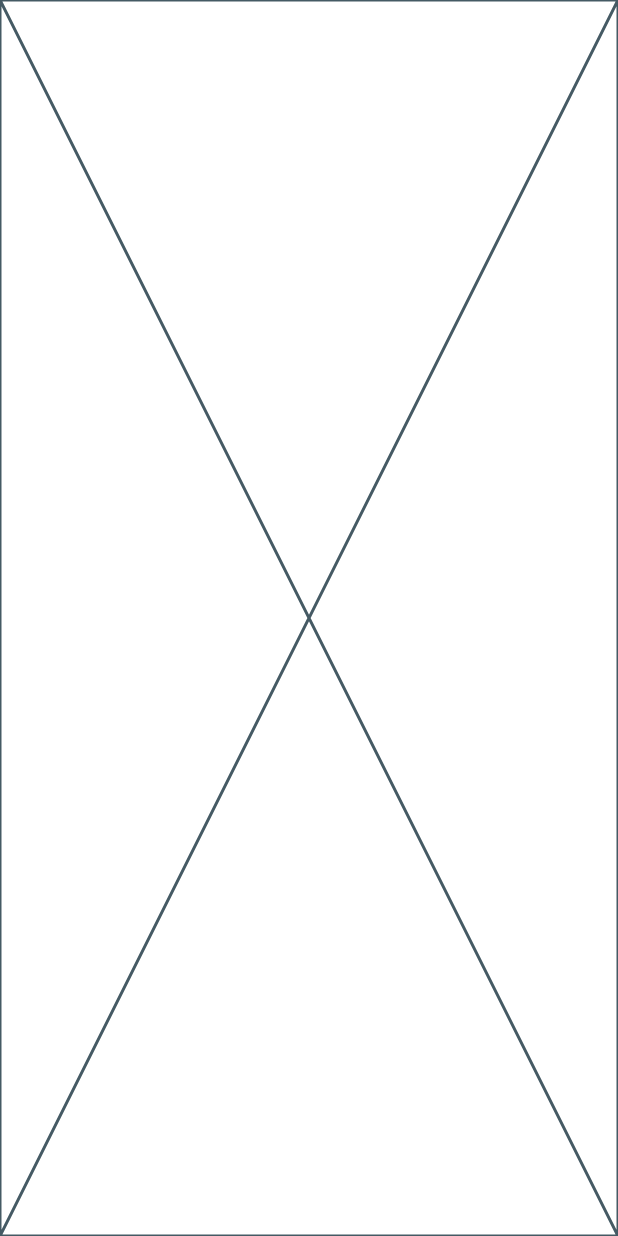
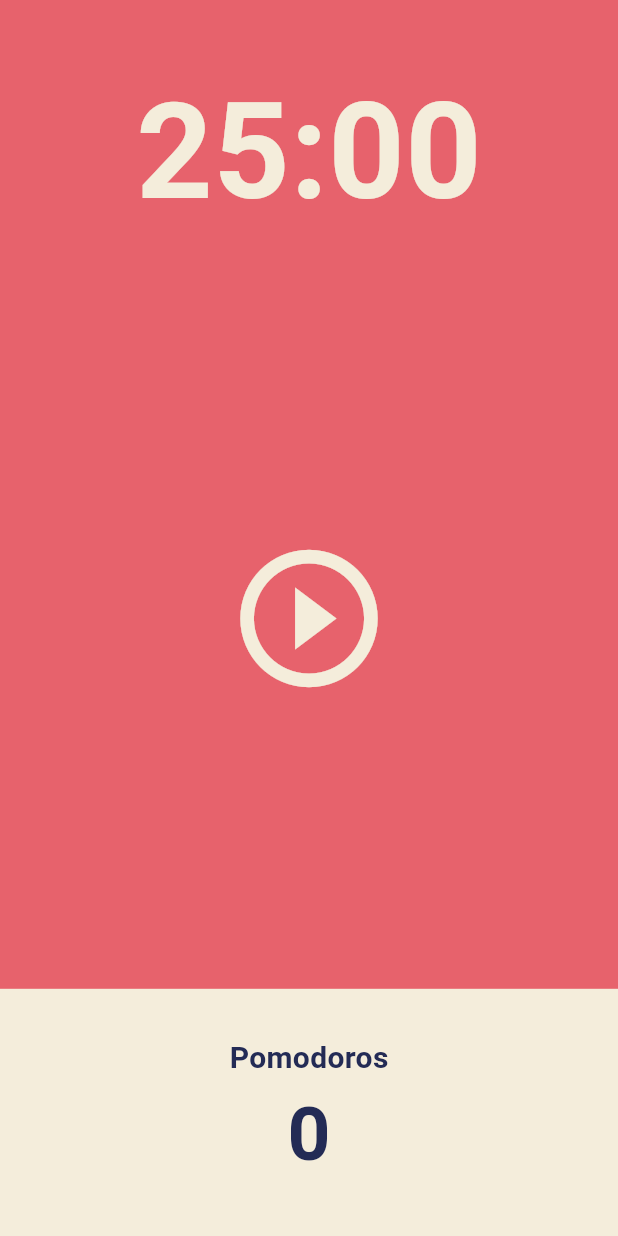
Before and after one commit to kiraki3/flutter-workspace, a Flutter app: the screen it shows after launch, on a phone screen of 412 x 824 dp. Run offline on Flutter 3.47's test engine with Material 3 defaults, Android fonts, the phone set to English and light mode, and no system bars.

Commit message:
Build HomeScreen with styled widgets and responsive layout

```diff
--- a/pomodoro_app/lib/main.dart
+++ b/pomodoro_app/lib/main.dart
@@ -13,15 +13,13 @@
   Widget build(BuildContext context) {
     return MaterialApp(
       theme: ThemeData(
-        colorScheme: ColorScheme.fromSwatch(
-          backgroundColor: const Color(0xFFE7626C),
-        ),
+        scaffoldBackgroundColor: const Color(0xffE7626C),
         textTheme: const TextTheme(
-          displayLarge: TextStyle(
-            color: Color(0xFF232B55),
+          headlineLarge: TextStyle(
+            color: Color(0xff232B55),
           ),
         ),
-        cardColor: const Color(0xFFF4EDDB),
+        cardColor: const Color(0xffF4EDDB),
       ),
       home: const HomeScreen(),
     );
--- a/pomodoro_app/lib/screens/home_screen.dart
+++ b/pomodoro_app/lib/screens/home_screen.dart
@@ -10,6 +10,77 @@
 class _HomeScreenState extends State<HomeScreen> {
   @override
   Widget build(BuildContext context) {
-    return const Placeholder();
+    return Scaffold(
+      backgroundColor: Theme.of(context).scaffoldBackgroundColor,
+      body: Column(
+        children: [
+          Flexible(
+            flex: 1,
+            child: Container(
+              alignment: Alignment.bottomCenter,
+              child: Text(
+                '25:00',
+                style: TextStyle(
+                  color: Theme.of(context).cardColor,
+                  fontSize: 89,
+                  fontWeight: FontWeight.w600,
+                ),
+              ),
+            ),
+          ),
+          Flexible(
+            flex: 3,
+            child: Center(
+                child: IconButton(
+              iconSize: 110,
+              color: Theme.of(context).cardColor,
+              onPressed: () {},
+              icon: const Icon(Icons.play_circle_outline),
+            )),
+          ),
+          Flexible(
+            flex: 1,
+            child: Row(
+              children: [
+                Expanded(
+                  child: Container(
+                    decoration: BoxDecoration(
+                      color: Theme.of(context).cardColor,
+                    ),
+                    child: Column(
+                      mainAxisAlignment: MainAxisAlignment.center,
+                      children: [
+                        Text(
+                          'Pomodoros',
+                          style: TextStyle(
+                            fontSize: 20,
+                            fontWeight: FontWeight.w600,
+                            color: Theme.of(context)
+                                .textTheme
+                                .headlineLarge!
+                                .color,
+                          ),
+                        ),
+                        Text(
+                          '0',
+                          style: TextStyle(
+                            fontSize: 50,
+                            fontWeight: FontWeight.w600,
+                            color: Theme.of(context)
+                                .textTheme
+                                .headlineLarge!
+                                .color,
+                          ),
+                        ),
+                      ],
+                    ),
+                  ),
+                ),
+              ],
+            ),
+          )
+        ],
+      ),
+    );
   }
 }
```
